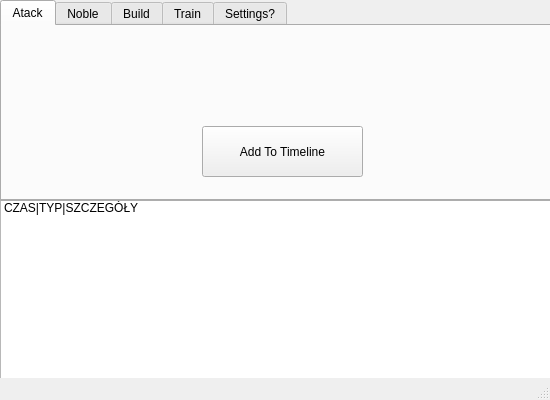
The window that main_win.ui (Erecik1/plemsy) describes before a commit, drawn with Qt 5.
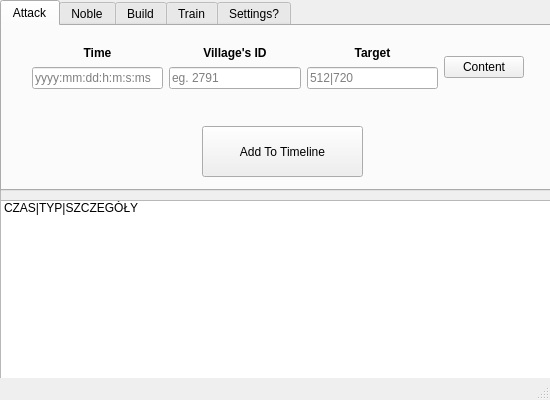
The same window after the commit. The open tabs and pages were chosen to show the change.

```diff
--- a/main_win.ui
+++ b/main_win.ui
@@ -72,7 +72,7 @@
       <x>0</x>
       <y>0</y>
       <width>551</width>
-      <height>201</height>
+      <height>191</height>
      </rect>
     </property>
     <property name="minimumSize">
@@ -86,7 +86,7 @@
     </property>
     <widget class="QWidget" name="atack_tab">
      <attribute name="title">
-      <string>Atack</string>
+      <string>Attack</string>
      </attribute>
      <widget class="QPushButton" name="addToTime_atack">
       <property name="geometry">
@@ -101,6 +101,89 @@
        <string>Add To Timeline</string>
       </property>
      </widget>
+     <widget class="QWidget" name="widget_3" native="true">
+      <property name="geometry">
+       <rect>
+        <x>30</x>
+        <y>20</y>
+        <width>501</width>
+        <height>61</height>
+       </rect>
+      </property>
+      <widget class="QWidget" name="layoutWidget_2">
+       <property name="geometry">
+        <rect>
+         <x>0</x>
+         <y>0</y>
+         <width>492</width>
+         <height>43</height>
+        </rect>
+       </property>
+       <layout class="QHBoxLayout" name="horizontalLayout_3">
+        <item>
+         <layout class="QVBoxLayout" name="verticalLayout_8">
+          <item>
+           <widget class="QLabel" name="time_label_3">
+            <property name="text">
+             <string>&lt;html&gt;&lt;head/&gt;&lt;body&gt;&lt;p align=&quot;center&quot;&gt;&lt;span style=&quot; font-weight:600;&quot;&gt;Time&lt;/span&gt;&lt;/p&gt;&lt;/body&gt;&lt;/html&gt;</string>
+            </property>
+           </widget>
+          </item>
+          <item>
+           <widget class="QLineEdit" name="time_atack">
+            <property name="placeholderText">
+             <string>yyyy:mm:dd:h:m:s:ms</string>
+            </property>
+           </widget>
+          </item>
+         </layout>
+        </item>
+        <item>
+         <layout class="QVBoxLayout" name="verticalLayout_9">
+          <item>
+           <widget class="QLabel" name="village_label_6">
+            <property name="text">
+             <string>&lt;html&gt;&lt;head/&gt;&lt;body&gt;&lt;p align=&quot;center&quot;&gt;&lt;span style=&quot; font-weight:600;&quot;&gt;Village's ID&lt;/span&gt;&lt;/p&gt;&lt;/body&gt;&lt;/html&gt;</string>
+            </property>
+           </widget>
+          </item>
+          <item>
+           <widget class="QLineEdit" name="village_id_source">
+            <property name="placeholderText">
+             <string>eg. 2791</string>
+            </property>
+           </widget>
+          </item>
+         </layout>
+        </item>
+        <item>
+         <layout class="QVBoxLayout" name="verticalLayout_11">
+          <item>
+           <widget class="QLabel" name="village_label_8">
+            <property name="text">
+             <string>&lt;html&gt;&lt;head/&gt;&lt;body&gt;&lt;p align=&quot;center&quot;&gt;&lt;span style=&quot; font-weight:600;&quot;&gt;Target&lt;/span&gt;&lt;/p&gt;&lt;/body&gt;&lt;/html&gt;</string>
+            </property>
+           </widget>
+          </item>
+          <item>
+           <widget class="QLineEdit" name="target_xy">
+            <property name="placeholderText">
+             <string>512|720</string>
+            </property>
+           </widget>
+          </item>
+         </layout>
+        </item>
+        <item>
+         <widget class="QPushButton" name="atack_content">
+          <property name="text">
+           <string>Content</string>
+          </property>
+         </widget>
+        </item>
+       </layout>
+      </widget>
+     </widget>
     </widget>
     <widget class="QWidget" name="noble_tab">
      <attribute name="title">
```
Left out of the diff: 42 changed lines with no effect on the pictures.
